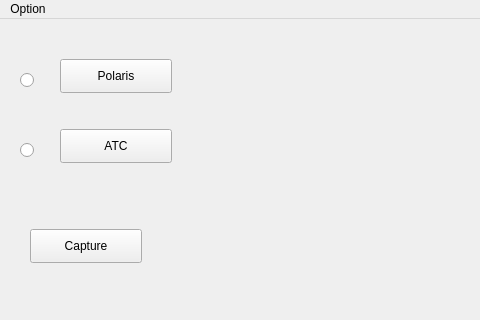
Above: CalibrationWindow.ui from Beastmaster/Tracking3D_Example before the change; both pictures show x 0 to 480 and y 0 to 320 of the 800 by 600 pixel window. Below: the same form after it.
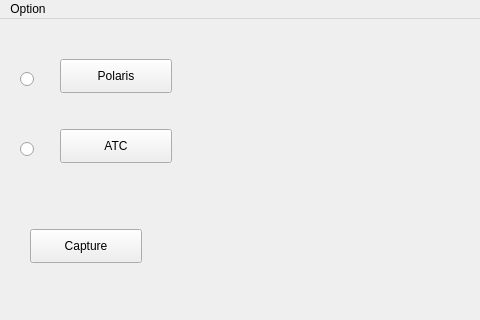
That is the form after the change. Custom widgets are drawn as their Qt base class.

Commit message: modify: ATC api

```diff
--- a/CalibrationWindow.ui
+++ b/CalibrationWindow.ui
@@ -123,8 +123,8 @@
      <rect>
       <x>20</x>
       <y>50</y>
-      <width>132</width>
-      <height>22</height>
+      <width>21</width>
+      <height>21</height>
      </rect>
     </property>
     <property name="text">
@@ -136,8 +136,8 @@
      <rect>
       <x>20</x>
       <y>120</y>
-      <width>132</width>
-      <height>22</height>
+      <width>31</width>
+      <height>21</height>
      </rect>
     </property>
     <property name="text">
```
The commit also changes 1 other file.
